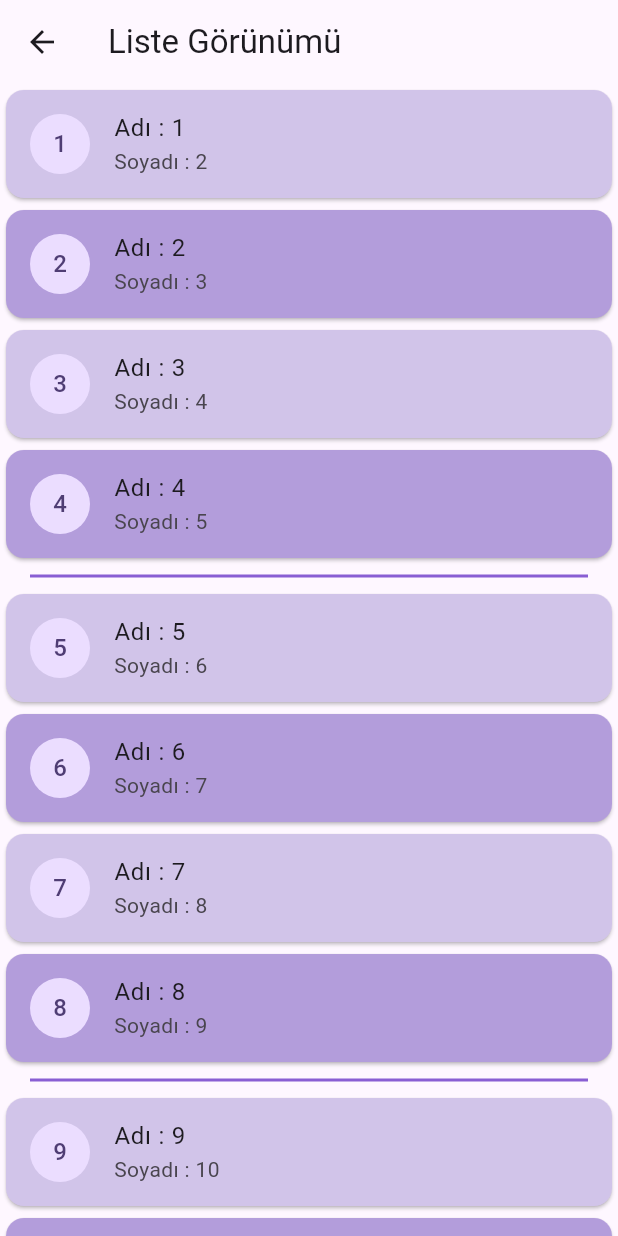
After one commit to yayirgul/flutter_library, a Flutter app: the screen it shows after launch, after a tap on "Liste Görünüm - 1", on a phone screen of 412 x 824 dp. The commit adds this screen. Run offline on Flutter 3.47's test engine with Material 2 defaults, Android fonts, the light colour scheme and no system bars; our stand-ins replace flutter_easyloading; network calls fail.

Commit message:
listview widget alert dialog and easyloading

```diff
--- a/lib/main.dart
+++ b/lib/main.dart
@@ -6,9 +6,30 @@ import 'package:flutter_library/widgets/counter_widget.dart';
 import 'package:flutter_library/widgets/dropdown_widget.dart';
 import 'package:flutter_library/widgets/image_widget.dart';
 import 'package:flutter_library/widgets/listview_problem.dart';
+import 'package:flutter_library/widgets/listview_widget.dart';
+// ignore: depend_on_referenced_packages
+import 'package:flutter_easyloading/flutter_easyloading.dart';
 
 void main() {
   runApp(const MyApp());
+  configLoading();
+}
+
+void configLoading() {
+  EasyLoading.instance
+    ..displayDuration = const Duration(milliseconds: 2000)
+    ..indicatorType = EasyLoadingIndicatorType.fadingCircle
+    ..loadingStyle = EasyLoadingStyle.custom
+    ..indicatorSize = 45.0
+    ..radius = 10.0
+    ..progressColor = Colors.yellow
+    ..backgroundColor = Colors.green
+    ..indicatorColor = Colors.yellow
+    ..textColor = Colors.white
+    ..maskColor = Colors.blue.withOpacity(0.5)
+    ..userInteractions = true
+    ..dismissOnTap = true;
+  //..customAnimation = CustomAnimation();
 }
 
 class MyApp extends StatelessWidget {
@@ -22,6 +43,7 @@ class MyApp extends StatelessWidget {
         useMaterial3: true,
       ),
       home: const MyHomePage(title: 'Flutter Library'),
+      builder: EasyLoading.init(),
     );
   }
 }
@@ -100,7 +122,14 @@ class _MyHomePageState extends State<MyHomePage> {
                     builder: (context) => const ListViewProblemsWidget(),
                   ));
                 },
-                child: const Text('Liste Görünüm Problemi'))
+                child: const Text('Liste Görünüm Problemi')),
+            ElevatedButton(
+                onPressed: () {
+                  Navigator.of(context).push(MaterialPageRoute(
+                    builder: (context) => ListViewWidget(),
+                  ));
+                },
+                child: const Text('Liste Görünüm - 1'))
           ],
         ),
       ),
--- /dev/null
+++ b/lib/models/student_model.dart
@@ -0,0 +1,12 @@
+class Students {
+  late final int id;
+  late final String name;
+  late final String surname;
+
+  Students(this.id, this.name, this.surname);
+
+  @override
+  String toString() {
+    return 'ID : $id - Adı : $name - Soyadı : $surname';
+  }
+}
--- /dev/null
+++ b/lib/widgets/listview_widget.dart
@@ -0,0 +1,115 @@
+// ignore_for_file: must_be_immutable, non_constant_identifier_names, depend_on_referenced_packages
+
+import 'package:flutter/cupertino.dart';
+import 'package:flutter/material.dart';
+import 'package:flutter_library/models/student_model.dart';
+import 'package:flutter_easyloading/flutter_easyloading.dart';
+
+class ListViewWidget extends StatelessWidget {
+  ListViewWidget({super.key});
+
+  List<Students> students = List.generate(
+      1000,
+      (index) =>
+          Students(index + 1, 'Adı : ${index + 1}', 'Soyadı : ${index + 2}'));
+
+  @override
+  Widget build(BuildContext context) {
+    return Scaffold(
+      appBar: AppBar(title: const Text('Liste Görünümü')),
+      body: listview_seperrated(),
+    );
+  }
+
+  ListView listview_seperrated() {
+    return ListView.separated(
+        itemBuilder: (context, index) {
+          var student = students[index];
+          return Card(
+            color: index % 2 == 0
+                ? Colors.deepPurple.shade100
+                : Colors.deepPurple.shade200,
+            child: ListTile(
+              title: Text(student.name),
+              subtitle: Text(student.surname),
+              leading: CircleAvatar(
+                  child: Text(
+                student.id.toString(),
+              )),
+              onTap: () {
+                if (index % 2 == 0) {
+                  EasyLoading.instance.backgroundColor = Colors.red;
+                  EasyLoading.instance.textColor = Colors.white;
+                } else {
+                  EasyLoading.instance.backgroundColor =
+                      Colors.deepPurpleAccent;
+                  EasyLoading.instance.textColor = Colors.white;
+                }
+                EasyLoading.showToast('Tıklanan Sayı : ${index + 1}',
+                    duration: const Duration(seconds: 3),
+                    dismissOnTap: true,
+                    toastPosition: EasyLoadingToastPosition.bottom);
+              },
+              onLongPress: () {
+                dialog_alert(context, student);
+              },
+            ),
+          );
+        },
+        separatorBuilder: (context, index) {
+          var newIndex = index + 1;
+          if (newIndex % 4 == 0) {
+            return const Divider(
+                indent: 20,
+                endIndent: 20,
+                thickness: 2,
+                color: Color.fromARGB(255, 137, 94, 211));
+          }
+          return const SizedBox();
+        },
+        itemCount: students.length);
+  }
+
+  ListView listview_classic() {
+    return ListView(
+      children: students
+          .map((student) => ListTile(
+                title: Text(student.name),
+                subtitle: Text(student.surname),
+                leading: CircleAvatar(child: Text(student.id.toString())),
+              ))
+          .toList(),
+    );
+  }
+
+  void dialog_alert(BuildContext context, Students students) {
+    showCupertinoDialog(
+      context: context,
+      builder: (context) {
+        return AlertDialog(
+          title: Text(students.toString()),
+          content: SingleChildScrollView(
+            child: ListBody(
+                children: [Text('Lorem ' * 100), Text('Ipsum ' * 100)]),
+          ),
+          actions: [
+            ButtonBar(
+              children: [
+                TextButton(
+                    onPressed: () {
+                      Navigator.pop(context);
+                    },
+                    child: const Text('KAPAT')),
+                TextButton(
+                    onPressed: () {
+                      Navigator.pop(context);
+                    },
+                    child: const Text('TAMAM'))
+              ],
+            )
+          ],
+        );
+      },
+    );
+  }
+}
--- a/pubspec.yaml
+++ b/pubspec.yaml
@@ -39,6 +39,7 @@ dependencies:
 dev_dependencies:
   flutter_test:
     sdk: flutter
+  flutter_easyloading: ^3.0.5
 
   # The "flutter_lints" package below contains a set of recommended lints to
   # encourage good coding practices. The lint set provided by the package is
```
Also changed, not shown: pubspec.lock.
